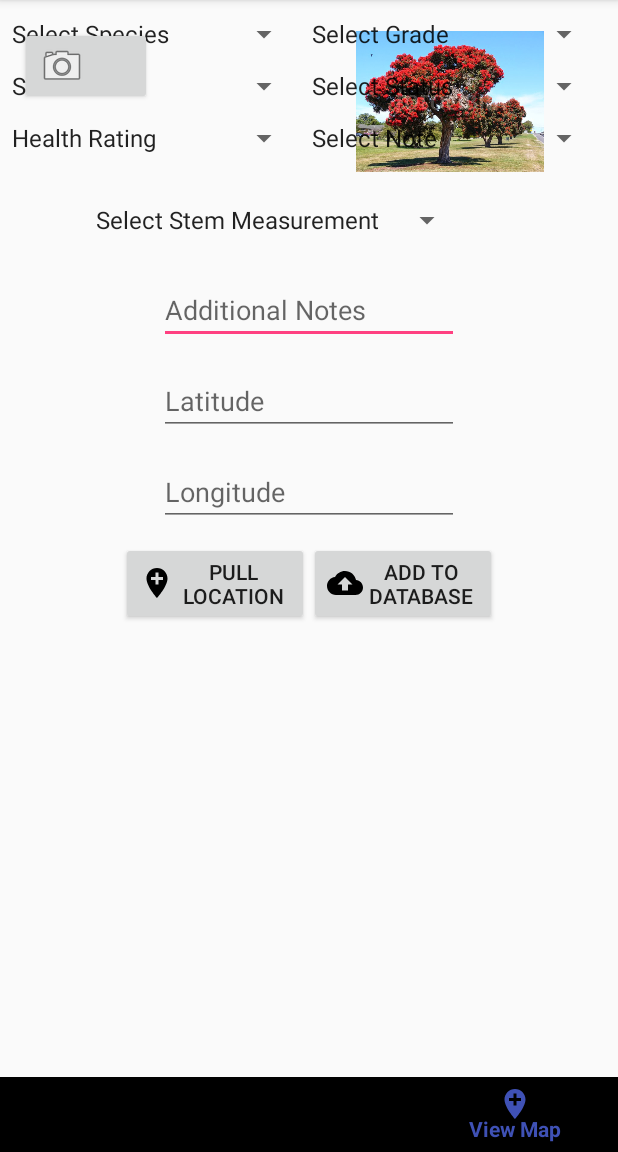
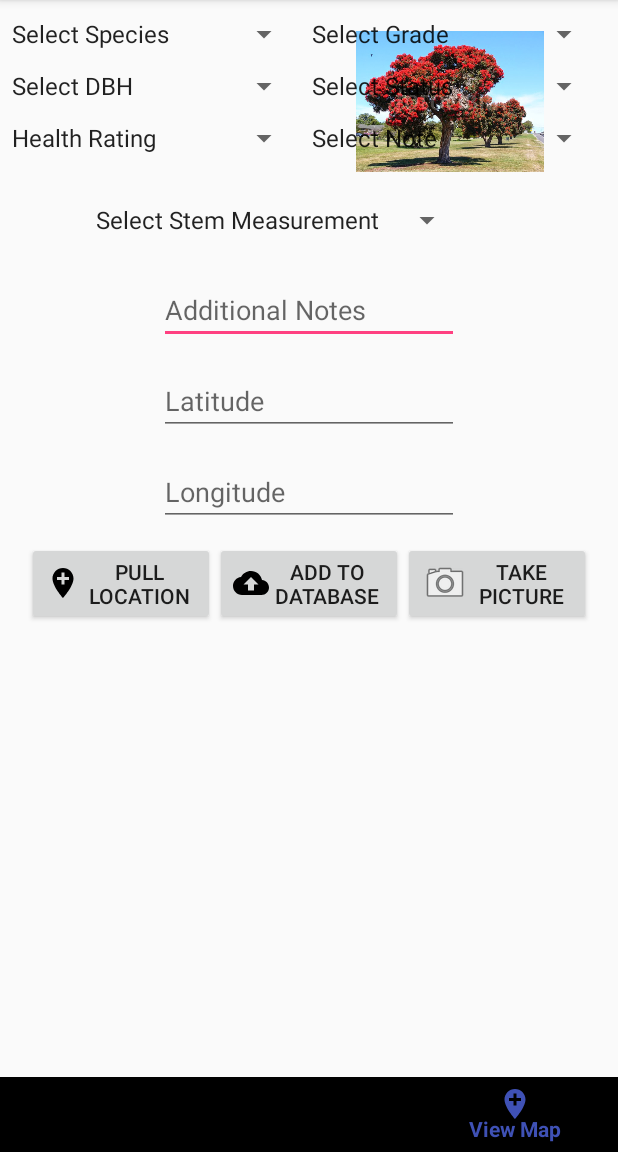
Before and after one commit to jmwhitel/TreePointswithFirebase, an Android app: the screen it shows after launch (MainActivity), on a phone screen of 412 x 824 dp, the part 84-1236 px from its top. Run offline under Robolectric (Android 15) with nearby library versions, the phone set to English and light mode, and no system bars; our stand-ins replace Firebase (no records; nobody signed in at launch, a user with empty details on screens opened directly).

Commit message:
Updated layout of activity_main and made map viewer have a blue dot to denote location

```diff
--- a/app/src/main/java/whiteley/treepointswithfirebase/MapViewer.java
+++ b/app/src/main/java/whiteley/treepointswithfirebase/MapViewer.java
@@ -30,7 +30,7 @@ import com.google.android.gms.maps.model.LatLng;
 import com.google.android.gms.tasks.OnCompleteListener;
 import com.google.android.gms.tasks.Task;
 
-public class MapViewer extends AppCompatActivity{
+public class MapViewer extends AppCompatActivity {
 
     private static final String TAG = "MapViewer";
     private static final int ERROR_DIALOG_REQUEST = 9001;
@@ -87,76 +87,84 @@ public class MapViewer extends AppCompatActivity{
 
         });
     }
-    private void init(){
-        if(isServicesOK()){
+
+    private void init() {
+        if (isServicesOK()) {
             init();
         }
     }
 
-    public boolean isServicesOK(){
+    public boolean isServicesOK() {
         Log.d(TAG, "isServicesOK: checking google services version");
         int available = GoogleApiAvailability.getInstance().isGooglePlayServicesAvailable(MapViewer.this);
 
-        if(available == ConnectionResult.SUCCESS){
+        if (available == ConnectionResult.SUCCESS) {
             //everything is fine and the user can make map requests
             Log.d(TAG, "isServicesOK; Google Play Services is working");
             return true;
-        }
-        else if(GoogleApiAvailability.getInstance().isUserResolvableError(available)){
+        } else if (GoogleApiAvailability.getInstance().isUserResolvableError(available)) {
             //an error occurred but we can resolve it
             Log.d(TAG, "isServicesOK: an error occurred but we can fix it");
             Dialog dialog = GoogleApiAvailability.getInstance().getErrorDialog(MapViewer.this, available, ERROR_DIALOG_REQUEST);
             dialog.show();
-        }
-        else{
-            Toast.makeText(this, "You cannot make map requests", Toast.LENGTH_SHORT).show();;
+        } else {
+            Toast.makeText(this, "You cannot make map requests", Toast.LENGTH_SHORT).show();
+            ;
         }
         return false;
     }
 
-    private void getDeviceLocation(){
+    private void getDeviceLocation() {
         Log.d(TAG, "getDeviceLocation: getting the devices current location");
 
         mFusedLocationProviderClient = LocationServices.getFusedLocationProviderClient(this);
 
-        try{
-            if(mLocationPermissionGranted){
+        try {
+            if (mLocationPermissionGranted) {
                 Task location = mFusedLocationProviderClient.getLastLocation();
                 location.addOnCompleteListener(new OnCompleteListener() {
                     @Override
                     public void onComplete(@NonNull Task task) {
-                        if(task.isSuccessful()){
+                        if (task.isSuccessful()) {
                             Log.d(TAG, "onComplete: found location!");
                             Location currentLocation = (Location) task.getResult();
                             moveCamera(new LatLng(currentLocation.getLatitude(), currentLocation.getLongitude()),
                                     DEFAULT_ZOOM);
 
-                        }else {
+                        } else {
                             Log.d(TAG, "onComplete: current location is null");
                             Toast.makeText(MapViewer.this, "unable to get current location", Toast.LENGTH_SHORT).show();
                         }
                     }
                 });
             }
-        }catch (SecurityException e){
-            Log.e(TAG, "getDeviceLocation: SecurityException" + e.getMessage() );
+        } catch (SecurityException e) {
+            Log.e(TAG, "getDeviceLocation: SecurityException" + e.getMessage());
         }
     }
 
-    private void moveCamera(LatLng latLng, float zoom){
-        Log.d(TAG, "moveCamera: moving the camera to: lat:" + latLng.latitude + ", lng:" + latLng.longitude );
-        mMap.moveCamera(CameraUpdateFactory.newLatLngZoom(latLng,zoom));
+    private void moveCamera(LatLng latLng, float zoom) {
+        Log.d(TAG, "moveCamera: moving the camera to: lat:" + latLng.latitude + ", lng:" + latLng.longitude);
+        mMap.moveCamera(CameraUpdateFactory.newLatLngZoom(latLng, zoom));
 
     }
-    private void initMap(){
+
+    private void initMap() {
         SupportMapFragment mapFragment = (SupportMapFragment) getSupportFragmentManager().findFragmentById(R.id.map);
         mapFragment.getMapAsync(new OnMapReadyCallback() {
             @Override
             public void onMapReady(GoogleMap googleMap) {
                 mMap = googleMap;
 
-                if(mLocationPermissionGranted){
-                getDeviceLocation();
+                if (mLocationPermissionGranted) {
+                    getDeviceLocation();
+
+                    if (ActivityCompat.checkSelfPermission(MapViewer.this, Manifest.permission.ACCESS_FINE_LOCATION)
+                            != PackageManager.PERMISSION_GRANTED && ActivityCompat.checkSelfPermission(MapViewer.this,
+                            Manifest.permission.ACCESS_COARSE_LOCATION)!= PackageManager.PERMISSION_GRANTED) {
+                        return;
+                    }
+                    mMap.setMyLocationEnabled(true);
 
                 }
             }
--- a/app/src/main/res/layout/activity_main.xml
+++ b/app/src/main/res/layout/activity_main.xml
@@ -184,6 +184,15 @@
             android:drawableStart="@drawable/ic_cloud_upload_black_24dp"
             android:text="Add to Database" />
 
+        <Button
+            android:drawableLeft="@android:drawable/ic_menu_camera"
+            android:id="@+id/take_picture"
+            android:layout_width="125dp"
+            android:layout_height="wrap_content"
+            android:layout_marginTop="5dp"
+            android:layout_marginBottom="5dp"
+            android:text="Take Picture" />
+
     </LinearLayout>
 
 
@@ -203,16 +212,5 @@
 
     </RelativeLayout>
 
-    <Button
-        android:drawableLeft="@android:drawable/ic_menu_camera"
-        android:id="@+id/take_picture"
-        android:layout_width="wrap_content"
-        android:layout_height="wrap_content"
-        android:layout_alignParentStart="true"
-        android:layout_alignParentTop="true"
-        android:layout_marginStart="13dp"
-        android:layout_marginTop="18dp"
-        android:layout_alignParentLeft="true"
-        android:layout_marginLeft="13dp" />
 
 </RelativeLayout>
```
